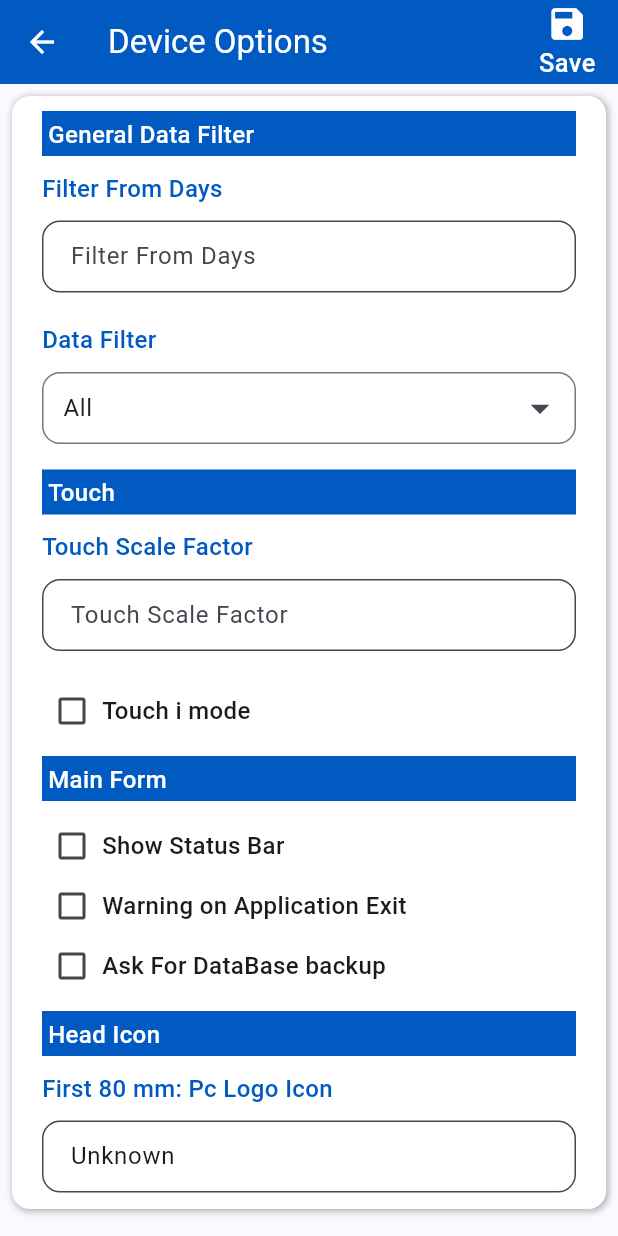
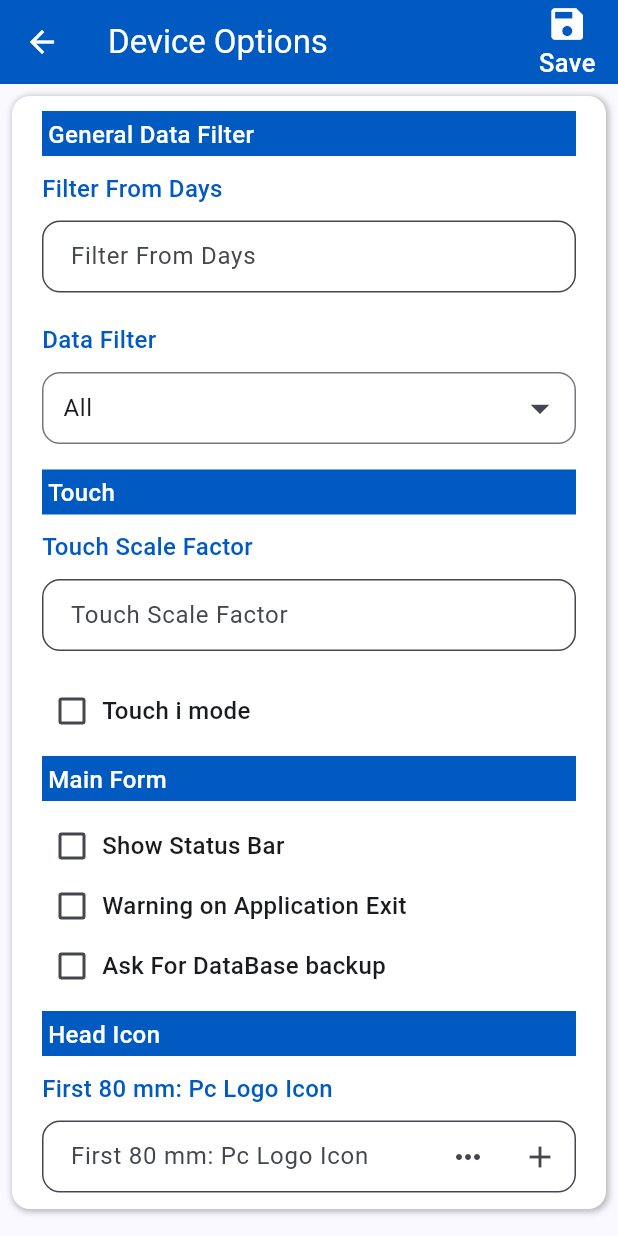
Before and after one commit to MuhammedEmad5/hh, a Flutter app: the DeviceOptionView screen opened directly, on a phone screen of 412 x 824 dp. Run offline on Flutter 3.47's test engine with Material 3 defaults, Android fonts, the phone set to English and light mode, and no system bars; our stand-ins replace bloc, dio, flutter_bloc, freezed_annotation, get_it, logger and 6 more; missing offline and left inert: auto_mappr_annotation, flutter_bootstrap5, open_file_plus, syncfusion_flutter_core; accounts and stored records are empty; generated files the repository leaves out were written again.

Commit message:
add Device Option Ui

```diff
--- a/lib/features/configuration/device_options/presentation/pages/device_option.dart
+++ b/lib/features/configuration/device_options/presentation/pages/device_option.dart
@@ -3,6 +3,7 @@ import 'package:InvoiceF/features/configuration/device_options/presentation/mana
 import 'package:InvoiceF/features/configuration/device_options/presentation/widgets/blue_label_Widget.dart';
 import 'package:InvoiceF/features/configuration/device_options/presentation/widgets/default_Check_box.dart';
 import 'package:InvoiceF/features/configuration/device_options/presentation/widgets/default_text_box_widget.dart';
+import 'package:InvoiceF/features/configuration/device_options/presentation/widgets/suffix_icons_widgets.dart';
 import 'package:flutter/material.dart';
 import 'package:flutter_bloc/flutter_bloc.dart';
 import '../../../../../core/constants/colors.dart';
@@ -78,19 +79,25 @@ class DeviceOptionView extends StatelessWidget {
                       const SizedBox(height: 10),
                       DeviceOptionTextBoxWidget(
                         label: 'First 80 mm: Pc Logo Icon',
-                        initialValue: deviceOptionCubit.openResult,
+                        suffix: DeviceOptionSuffixIconWidget(moreFunction: () {  }, plusFunction: () {  },),
                       ),
                       const SizedBox(height: 10),
-                      const DeviceOptionTextBoxWidget(
-                          label: 'First A4: Pc Logo Icon'),
+                      DeviceOptionTextBoxWidget(
+                          label: 'First A4: Pc Logo Icon',
+                        suffix: DeviceOptionSuffixIconWidget(moreFunction: () {  }, plusFunction: () {  },),
+                      ),
                       const SizedBox(height: 10),
                       const DeviceOptionBlueLabelWidget(label: 'Footer Icon'),
                       const SizedBox(height: 10),
-                      const DeviceOptionTextBoxWidget(
-                          label: 'Second 80 mm: Pc Logo Icon'),
+                      DeviceOptionTextBoxWidget(
+                          label: 'Second 80 mm: Pc Logo Icon',
+                        suffix: DeviceOptionSuffixIconWidget(moreFunction: () {  }, plusFunction: () {  },),
+                      ),
                       const SizedBox(height: 10),
-                      const DeviceOptionTextBoxWidget(
-                          label: 'Second 80 mm: Pc Logo Icon'),
+                      DeviceOptionTextBoxWidget(
+                          label: 'Second 80 mm: Pc Logo Icon',
+                        suffix: DeviceOptionSuffixIconWidget(moreFunction: () {  }, plusFunction: () {  },),
+                      ),
                     ],
                   ),
                 ),
--- a/lib/features/configuration/device_options/presentation/widgets/drop_down_search.dart
+++ b/lib/features/configuration/device_options/presentation/widgets/drop_down_search.dart
@@ -11,7 +11,6 @@ class DeviceOptionDropdownWidget extends StatelessWidget {
     return DropdownSearch(
       label: 'Data Filter',
       labelColor: AppColors.primaryColor,
-      size: 16,
       initialValue: 'All',
       items: const [
         'All',
--- a/lib/features/shared/presentation/views/infra_data.dart
+++ b/lib/features/shared/presentation/views/infra_data.dart
@@ -1,5 +1,6 @@
 import 'package:InvoiceF/features/configuration/banks/data/repositories/banks_repo.dart';
 import 'package:InvoiceF/features/configuration/banks/presentation/manager/bank_cubit.dart';
+import 'package:InvoiceF/features/configuration/device_options/presentation/pages/device_option.dart';
 import 'package:InvoiceF/features/configuration/user_options/data/repositories/user_options_repo.dart';
 import 'package:InvoiceF/features/configuration/user_options/di/user_options_service.dart';
 import 'package:InvoiceF/features/configuration/user_options/presentation/manager/user_options_cubit.dart';
@@ -181,7 +182,13 @@ class InfraDataView extends StatelessWidget {
       ScreenItem(
         appLocalizations.device_options,
         'pc',
-        () {},
+            () {
+          AppNavigation.pushPageRoute(_buildPageRoute(
+            builder: (context) {
+              return DeviceOptionView();
+            },
+          ));
+        },
       ),
       ScreenItem(
         appLocalizations.barcode,
```
